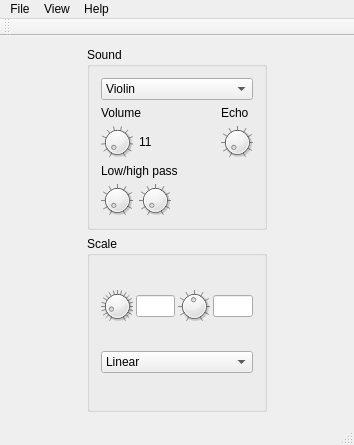
Qt form mainwindow.ui (607011/termenvox) before a commit.
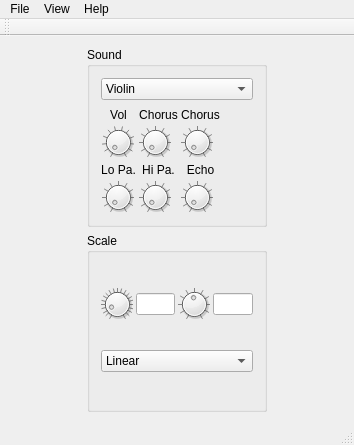
The same form after that commit.

Commit message: Chorus-Effekt neu.

What changed in the file:
```diff
--- a/mainwindow.ui
+++ b/mainwindow.ui
@@ -115,6 +115,41 @@
            </item>
            <item>
             <layout class="QGridLayout" name="gridLayout_3">
+             <property name="leftMargin">
+              <number>0</number>
+             </property>
+             <property name="topMargin">
+              <number>0</number>
+             </property>
+             <property name="rightMargin">
+              <number>0</number>
+             </property>
+             <property name="bottomMargin">
+              <number>0</number>
+             </property>
+             <property name="spacing">
+              <number>3</number>
+             </property>
+             <item row="2" column="2">
+              <widget class="QLabel" name="label_2">
+               <property name="text">
+                <string>Echo</string>
+               </property>
+               <property name="alignment">
+                <set>Qt::AlignCenter</set>
+               </property>
+              </widget>
+             </item>
+             <item row="2" column="0">
+              <widget class="QLabel" name="label_3">
+               <property name="text">
+                <string>Lo Pa.</string>
+               </property>
+               <property name="alignment">
+                <set>Qt::AlignCenter</set>
+               </property>
+              </widget>
+             </item>
              <item row="3" column="0">
               <layout class="QHBoxLayout" name="horizontalLayout_5">
                <property name="leftMargin">
@@ -163,113 +198,15 @@
                  </property>
                 </widget>
                </item>
-               <item>
-                <widget class="QDial" name="highPassDial">
-                 <property name="minimumSize">
-                  <size>
-                   <width>32</width>
-                   <height>32</height>
-                  </size>
-                 </property>
-                 <property name="maximumSize">
-                  <size>
-                   <width>32</width>
-                   <height>32</height>
-                  </size>
-                 </property>
-                 <property name="minimum">
-                  <number>-1</number>
-                 </property>
-                 <property name="maximum">
-                  <number>4000</number>
-                 </property>
-                 <property name="singleStep">
-                  <number>10</number>
-                 </property>
-                 <property name="pageStep">
-                  <number>100</number>
-                 </property>
-                 <property name="notchTarget">
-                  <double>10.000000000000000</double>
-                 </property>
-                 <property name="notchesVisible">
-                  <bool>true</bool>
-                 </property>
-                </widget>
-               </item>
-               <item>
-                <spacer name="horizontalSpacer">
-                 <property name="orientation">
-                  <enum>Qt::Horizontal</enum>
-                 </property>
-                 <property name="sizeHint" stdset="0">
-                  <size>
-                   <width>40</width>
-                   <height>20</height>
-                  </size>
-                 </property>
-                </spacer>
-               </item>
               </layout>
              </item>
-             <item row="0" column="1">
-              <widget class="QLabel" name="label_2">
-               <property name="text">
-                <string>Echo</string>
-               </property>
-              </widget>
-             </item>
-             <item row="1" column="1">
-              <widget class="QDial" name="echoDial">
-               <property name="minimumSize">
-                <size>
-                 <width>32</width>
-                 <height>32</height>
-                </size>
-               </property>
-               <property name="maximumSize">
-                <size>
-                 <width>32</width>
-                 <height>32</height>
-                </size>
-               </property>
-               <property name="toolTip">
-                <string>Volume</string>
-               </property>
-               <property name="minimum">
-                <number>0</number>
-               </property>
-               <property name="maximum">
-                <number>44100</number>
-               </property>
-               <property name="value">
-                <number>0</number>
-               </property>
-               <property name="sliderPosition">
-                <number>0</number>
-               </property>
-               <property name="invertedAppearance">
-                <bool>false</bool>
-               </property>
-               <property name="notchTarget">
-                <double>100.000000000000000</double>
-               </property>
-               <property name="notchesVisible">
-                <bool>true</bool>
-               </property>
-              </widget>
-             </item>
-             <item row="2" column="0">
-              <widget class="QLabel" name="label_3">
-               <property name="text">
-                <string>Low/high pass</string>
-               </property>
-              </widget>
-             </item>
              <item row="0" column="0">
               <widget class="QLabel" name="label">
                <property name="text">
-                <string>Volume</string>
+                <string>Vol</string>
+               </property>
+               <property name="alignment">
+                <set>Qt::AlignCenter</set>
                </property>
               </widget>
              </item>
@@ -312,18 +249,193 @@
                  </property>
                 </widget>
                </item>
-               <item>
-                <widget class="QLabel" name="volumeLabel">
-                 <property name="styleSheet">
-                  <string notr="true">font-size: 200%</string>
-                 </property>
-                 <property name="text">
-                  <string>11</string>
-                 </property>
-                </widget>
-               </item>
               </layout>
              </item>
+             <item row="2" column="1">
+              <widget class="QLabel" name="label_4">
+               <property name="text">
+                <string>Hi Pa.</string>
+               </property>
+               <property name="alignment">
+                <set>Qt::AlignCenter</set>
+               </property>
+              </widget>
+             </item>
+             <item row="3" column="1">
+              <widget class="QDial" name="highPassDial">
+               <property name="minimumSize">
+                <size>
+                 <width>32</width>
+                 <height>32</height>
+                </size>
+               </property>
+               <property name="maximumSize">
+                <size>
+                 <width>32</width>
+                 <height>32</height>
+                </size>
+               </property>
+               <property name="minimum">
+                <number>-1</number>
+               </property>
+               <property name="maximum">
+                <number>4000</number>
+               </property>
+               <property name="singleStep">
+                <number>10</number>
+               </property>
+               <property name="pageStep">
+                <number>100</number>
+               </property>
+               <property name="notchTarget">
+                <double>10.000000000000000</double>
+               </property>
+               <property name="notchesVisible">
+                <bool>true</bool>
+               </property>
+              </widget>
+             </item>
+             <item row="0" column="1">
+              <widget class="QLabel" name="label_5">
+               <property name="text">
+                <string>Chorus</string>
+               </property>
+               <property name="alignment">
+                <set>Qt::AlignCenter</set>
+               </property>
+              </widget>
+             </item>
+             <item row="3" column="2">
+              <widget class="QDial" name="echoDial">
+               <property name="minimumSize">
+                <size>
+                 <width>32</width>
+                 <height>32</height>
+                </size>
+               </property>
+               <property name="maximumSize">
+                <size>
+                 <width>32</width>
+                 <height>32</height>
+                </size>
+               </property>
+               <property name="toolTip">
+                <string>Volume</string>
+               </property>
+               <property name="minimum">
+                <number>0</number>
+               </property>
+               <property name="maximum">
+                <number>44100</number>
+               </property>
+               <property name="value">
+                <number>0</number>
+               </property>
+               <property name="sliderPosition">
+                <number>0</number>
+               </property>
+               <property name="invertedAppearance">
+                <bool>false</bool>
+               </property>
+               <property name="notchTarget">
+                <double>100.000000000000000</double>
+               </property>
+               <property name="notchesVisible">
+                <bool>true</bool>
+               </property>
+              </widget>
+             </item>
+             <item row="1" column="1">
+              <widget class="QDial" name="chorusDepthDial">
+               <property name="minimumSize">
+                <size>
+                 <width>32</width>
+                 <height>32</height>
+                </size>
+               </property>
+               <property name="maximumSize">
+                <size>
+                 <width>32</width>
+                 <height>32</height>
+                </size>
+               </property>
+               <property name="minimum">
+                <number>0</number>
+               </property>
+               <property name="maximum">
+                <number>1000</number>
+               </property>
+               <property name="singleStep">
+                <number>10</number>
+               </property>
+               <property name="pageStep">
+                <number>100</number>
+               </property>
+               <property name="notchTarget">
+                <double>10.000000000000000</double>
+               </property>
+               <property name="notchesVisible">
+                <bool>true</bool>
+               </property>
+              </widget>
+             </item>
+             <item row="1" column="2">
+              <widget class="QDial" name="chorusFreqDial">
+               <property name="minimumSize">
+                <size>
+                 <width>32</width>
+                 <height>32</height>
+                </size>
+               </property>
+               <property name="maximumSize">
+                <size>
+                 <width>32</width>
+                 <height>32</height>
+                </size>
+               </property>
+               <property name="minimum">
+                <number>0</number>
+               </property>
+               <property name="maximum">
+                <number>1000</number>
+               </property>
+               <property name="singleStep">
+                <number>10</number>
+               </property>
+               <property name="pageStep">
+                <number>100</number>
+               </property>
+               <property name="notchTarget">
+                <double>10.000000000000000</double>
+               </property>
+               <property name="notchesVisible">
+                <bool>true</bool>
+               </property>
+              </widget>
+             </item>
+             <item row="0" column="2">
+              <widget class="QLabel" name="label_6">
+               <property name="text">
+                <string>Chorus</string>
+               </property>
+               <property name="alignment">
+                <set>Qt::AlignCenter</set>
+               </property>
+              </widget>
+             </item>
+             <item row="1" column="3">
+              <spacer name="horizontalSpacer">
+               <property name="orientation">
+                <enum>Qt::Horizontal</enum>
+               </property>
+               <property name="sizeHint" stdset="0">
+                <size>
+                 <width>40</width>
+                 <height>20</height>
+                </size>
+               </property>
+              </spacer>
+             </item>
             </layout>
            </item>
           </layout>
```
Left out of the diff: 1 changed line with no effect on the pictures. The commit also changes 4 other files.
